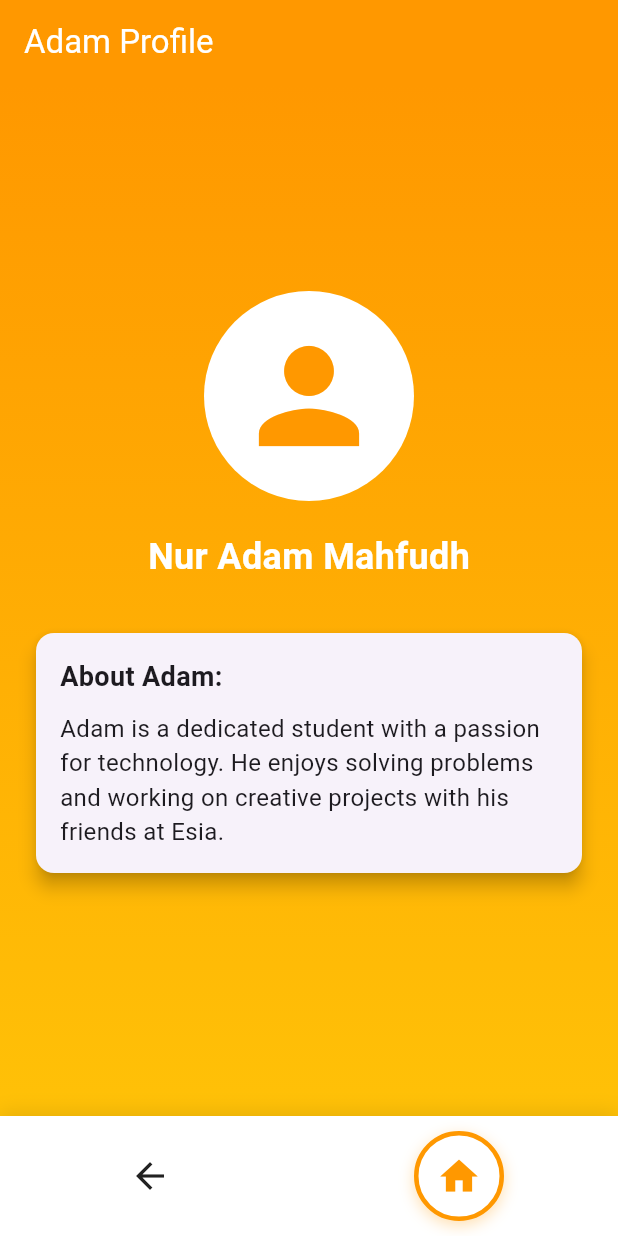
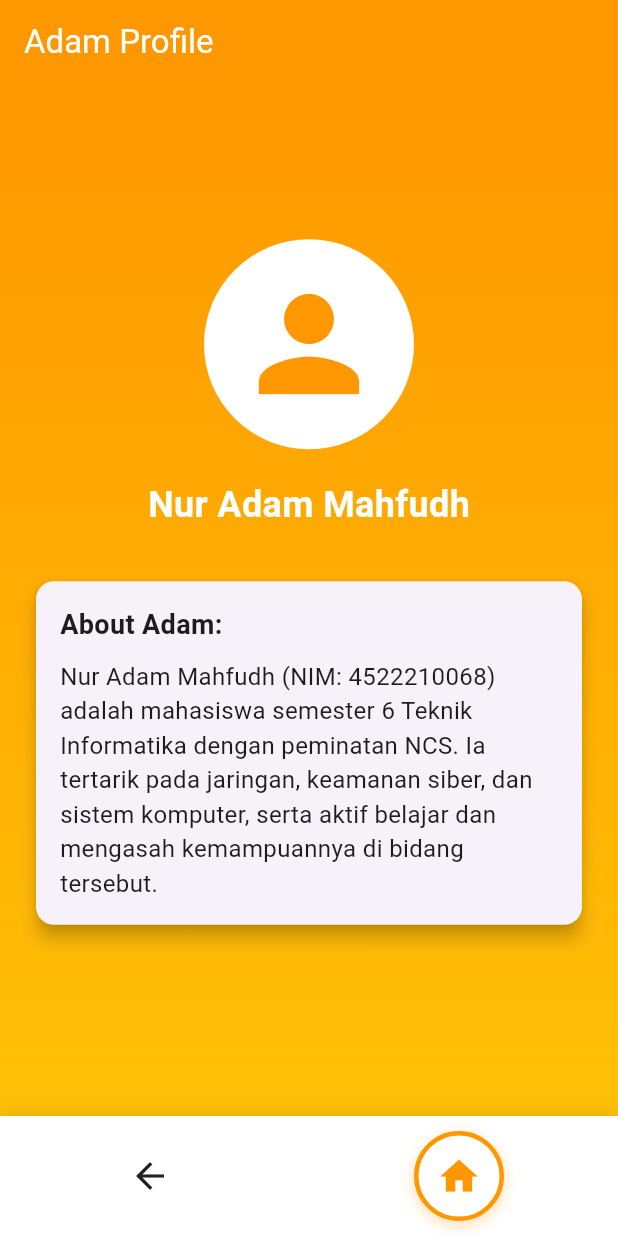
Before and after one commit to ItSam77/PBM-3, a Flutter app: the screen it shows after launch, in the side drawer, after a tap on "Adam", on a phone screen of 412 x 824 dp. Run offline on Flutter 3.47's test engine with Material 3 defaults, Android fonts, the phone set to English and light mode, and no system bars.

Commit message:
change desc of each member

```diff
--- a/lib/gang/adam.dart
+++ b/lib/gang/adam.dart
@@ -71,9 +71,10 @@ class _AdamPageState extends State<AdamPage> {
                         ),
                         SizedBox(height: 10),
                         Text(
-                          'Adam is a dedicated student with a passion for technology. '
-                          'He enjoys solving problems and working on creative projects '
-                          'with his friends at Esia.',
+                            'Nur Adam Mahfudh (NIM: 4522210068) adalah mahasiswa semester 6 '
+                            'Teknik Informatika dengan peminatan NCS. Ia tertarik pada jaringan, '
+                            'keamanan siber, dan sistem komputer, serta aktif belajar dan '
+                            'mengasah kemampuannya di bidang tersebut.',
                           style: TextStyle(fontSize: 16),
                         ),
                       ],
--- a/lib/gang/agung.dart
+++ b/lib/gang/agung.dart
@@ -71,9 +71,8 @@ class _AgungPageState extends State<AgungPage> {
                         ),
                         SizedBox(height: 10),
                         Text(
-                          'Agung is known for his creative approach to problem-solving. '
-                          'He brings innovative ideas to projects and enjoys exploring '
-                          'new technologies with his friends.',
+                            'Agung Sedayu (NIM: 4522210100) adalah mahasiswa semester 6 Teknik Informatika dengan peminatan NCS. '
+                            'Fokusnya ada di bidang jaringan dan keamanan sistem, serta terus mengembangkan keterampilannya di dunia IT.',
                           style: TextStyle(fontSize: 16),
                         ),
                       ],
--- a/lib/gang/farhan.dart
+++ b/lib/gang/farhan.dart
@@ -71,9 +71,10 @@ class _FarhanPageState extends State<FarhanPage> {
                         ),
                         SizedBox(height: 10),
                         Text(
-                          'Farhan is always looking for ways to optimize solutions. '
-                          'His analytical mindset and attention to detail make him '
-                          'a valuable team member in any project.',
+                            'Farhan Ramadhan (NIM: 4522210103) adalah mahasiswa semester 6 '
+                            'Teknik Informatika dengan peminatan di bidang Data Science. '
+                            'Ia tertarik pada analisis data, machine learning, dan pengolahan '
+                            'big data, serta terus mengembangkan keterampilannya di bidang tersebut.',
                           style: TextStyle(fontSize: 16),
                         ),
                       ],
--- a/lib/gang/samuel.dart
+++ b/lib/gang/samuel.dart
@@ -71,9 +71,8 @@ class _SamuelPageState extends State<SamuelPage> {
                         ),
                         SizedBox(height: 10),
                         Text(
-                          'Samuel is a student at Esia with interests in programming and design. '
-                          'He enjoys working on mobile applications and collaborating with his friends '
-                          'on interesting projects.',
+                            'Samuel Nardus Hamonangan Sinaga (NIM: 4522210069) adalah mahasiswa semester 6 Teknik Informatika dengan peminatan di bidang Data Science. '
+                            'Ia fokus pada analisis data, machine learning, dan pengolahan big data, serta terus mengembangkan keterampilannya di bidang tersebut.',
                           style: TextStyle(fontSize: 16),
                         ),
                       ],
```
